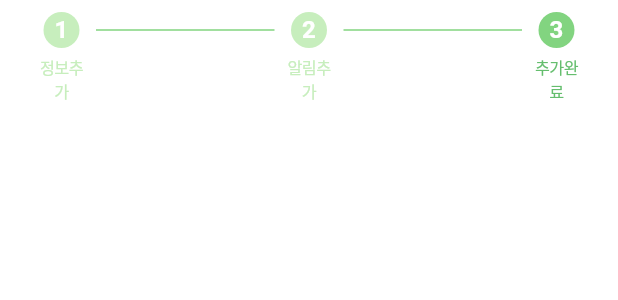
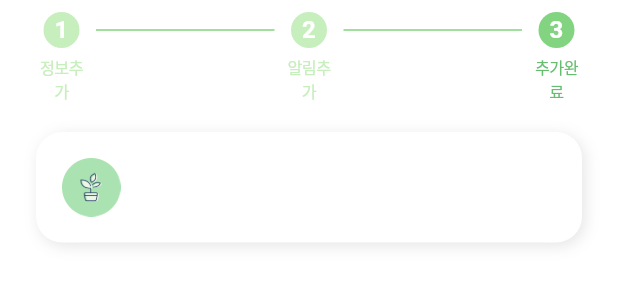
Before and after one commit to sungheeyoon/flutter-plant-plan, a Flutter app: the AddThirdScreen widget shown alone on an empty page, opened directly, on a phone screen of 412 x 824 dp. Shown: the top 300 px of the screen. Run offline on Flutter 3.47's test engine with Material 2 defaults, Android fonts, the phone set to English and light mode, and no system bars; our stand-ins replace cached_network_image, calendar_date_picker2, cloud_firestore, equatable, firebase_core, firebase_storage and 11 more; missing offline and left inert: kakao_flutter_sdk_user, korea_regexp, snapping_sheet; accounts and stored records are empty; network calls fail; Roboto replaces fonts that are missing (Pretendard).

Commit message:
Ongoing AddThirdScreen

```diff
--- a/lib/add/view/add_third_screen.dart
+++ b/lib/add/view/add_third_screen.dart
@@ -1,27 +1,103 @@
 import 'package:flutter/material.dart';
+import 'package:flutter_riverpod/flutter_riverpod.dart';
+import 'package:flutter_screenutil/flutter_screenutil.dart';
+import 'package:plant_plan/add/provider/photo_provider.dart';
+import 'package:plant_plan/add/provider/plant_information_provider.dart';
+import 'package:plant_plan/add/provider/plant_provider.dart';
 import 'package:plant_plan/add/widget/progress_bar.dart';
+import 'package:plant_plan/utils/colors.dart';
+import 'package:plant_plan/widgets/image_box.dart';
 
-class AddThirdScreen extends StatelessWidget {
+class AddThirdScreen extends ConsumerWidget {
   const AddThirdScreen({
     super.key,
   });
 
   @override
-  Widget build(BuildContext context) {
-    return const SingleChildScrollView(
+  Widget build(BuildContext context, WidgetRef ref) {
+    final selectedPlant = ref.watch(selectedPlantProvider);
+    final selectedPhoto = ref.watch(photoProvider);
+    final plantState = ref.watch(plantInformationProvider);
+    return SingleChildScrollView(
       child: Padding(
-        padding: EdgeInsets.symmetric(
+        padding: const EdgeInsets.symmetric(
           horizontal: 24.0,
         ),
         child: Column(
           crossAxisAlignment: CrossAxisAlignment.start,
           children: [
-            SizedBox(
+            const SizedBox(
               height: 8.0,
             ),
-            ProgressBar(pageIndex: 2),
-            SizedBox(
+            const ProgressBar(pageIndex: 2),
+            const SizedBox(
               height: 20.0,
+            ),
+            Center(
+              child: Container(
+                width: 360.w,
+                padding: EdgeInsets.all(16.h),
+                decoration: BoxDecoration(
+                  color: Colors.white,
+                  borderRadius: BorderRadius.circular(16.h),
+                  boxShadow: [
+                    BoxShadow(
+                      color: grayBlack.withOpacity(0.1),
+                      blurRadius: 8,
+                      offset: const Offset(2, 2), // Shadow position
+                    ),
+                  ],
+                ),
+                child: Row(
+                  mainAxisAlignment: MainAxisAlignment.spaceBetween,
+                  children: [
+                    Row(
+                      mainAxisAlignment: MainAxisAlignment.start,
+                      crossAxisAlignment: CrossAxisAlignment.center,
+                      children: [
+                        if (selectedPhoto != null) //찍은애
+                          Stack(children: [
+                            FittedBox(
+                              fit: BoxFit.contain,
+                              child: CircleAvatar(
+                                radius: 18.h, // Image radius
+                                backgroundImage: FileImage(selectedPhoto),
+                              ),
+                            ),
+                          ])
+                        else if (selectedPlant != null) //안찍었는데 깟다왓어
+                          FittedBox(
+                            fit: BoxFit.contain,
+                            child: CircleAvatar(
+                              radius: 18.h, // Image radius
+                              backgroundImage:
+                                  NetworkImage(selectedPlant.image),
+                            ),
+                          )
+                        else
+                          ImageBox(
+                            imageUri: 'assets/images/pot.png',
+                            width: 36.h,
+                            height: 36.h,
+                          ),
+                        SizedBox(
+                          width: 12.h,
+                        ),
+                        if (selectedPlant != null)
+                          Text(
+                            selectedPlant.name,
+                            style: Theme.of(context)
+                                .textTheme
+                                .bodyMedium!
+                                .copyWith(
+                                  color: grayBlack,
+                                ),
+                          ),
+                      ],
+                    ),
+                  ],
+                ),
+              ),
             ),
           ],
         ),
```
Also changed, not shown: lib/add/repository/plant_repository.dart (deleted, +0 -42 lines).
